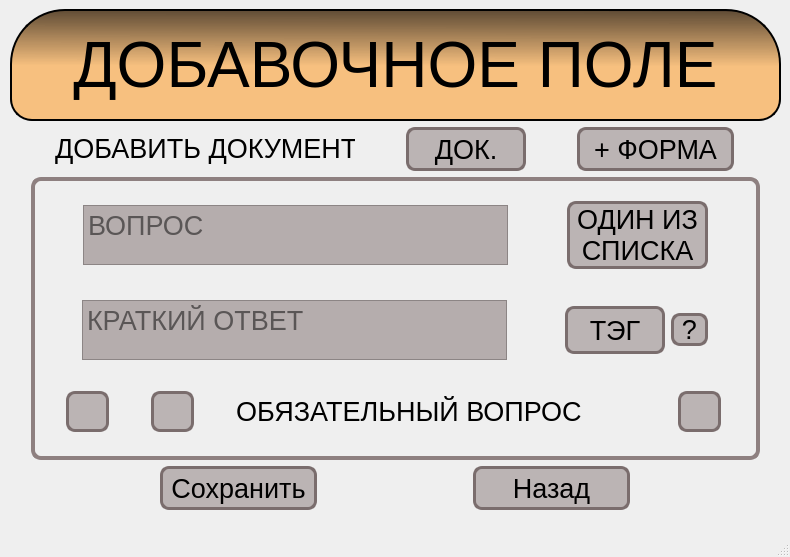
Morskoikot/-------, file Main_s.ui: the form before one commit.
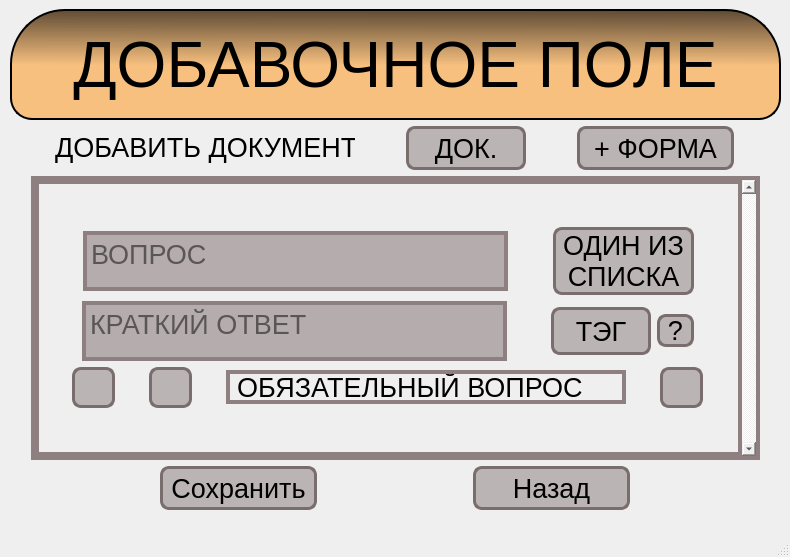
The form after the commit. Icons and pictures are not drawn.

What changed in the file:
```diff
--- a/Main_s.ui
+++ b/Main_s.ui
@@ -319,7 +319,7 @@
           <enum>QLayout::SetDefaultConstraint</enum>
          </property>
          <item>
-          <widget class="QFrame" name="frame">
+          <widget class="QScrollArea" name="scrollArea">
            <property name="maximumSize">
             <size>
              <width>729</width>
@@ -327,27 +327,26 @@
             </size>
            </property>
            <property name="styleSheet">
-            <string notr="true">#frame {
-border: 4px solid;
-border-radius: 10px;
-border-color: #8E8080;
-}</string>
+            <string notr="true">border: 4px solid;
+border-color: #8E8080;</string>
            </property>
-           <property name="frameShape">
-            <enum>QFrame::StyledPanel</enum>
+           <property name="verticalScrollBarPolicy">
+            <enum>Qt::ScrollBarAlwaysOn</enum>
            </property>
-           <property name="frameShadow">
-            <enum>QFrame::Raised</enum>
+           <property name="widgetResizable">
+            <bool>true</bool>
            </property>
-           <widget class="QWidget" name="verticalLayoutWidget_3">
+           <widget class="QWidget" name="scrollAreaWidgetContents_3">
             <property name="geometry">
              <rect>
-              <x>-1</x>
-              <y>-1</y>
-              <width>731</width>
-              <height>281</height>
+              <x>0</x>
+              <y>0</y>
+              <width>704</width>
+              <height>276</height>
              </rect>
             </property>
+            <layout class="QVBoxLayout" name="verticalLayout_7">
+             <item>
             <layout class="QVBoxLayout" name="verticalLayout_3">
              <item>
               <layout class="QHBoxLayout" name="horizontalLayout_7">
@@ -374,6 +373,13 @@
 background-color: rgb(219, 219, 219);
 }</string>
                    </property>
+                     <property name="html">
+                      <string>&lt;!DOCTYPE HTML PUBLIC &quot;-//W3C//DTD HTML 4.0//EN&quot; &quot;http://www.w3.org/TR/REC-html40/strict.dtd&quot;&gt;
+&lt;html&gt;&lt;head&gt;&lt;meta name=&quot;qrichtext&quot; content=&quot;1&quot; /&gt;&lt;style type=&quot;text/css&quot;&gt;
+p, li { white-space: pre-wrap; }
+&lt;/style&gt;&lt;/head&gt;&lt;body style=&quot; font-family:'MS Shell Dlg 2'; font-size:20pt; font-weight:400; font-style:normal;&quot;&gt;
+&lt;p style=&quot;-qt-paragraph-type:empty; margin-top:0px; margin-bottom:0px; margin-left:0px; margin-right:0px; -qt-block-indent:0; text-indent:0px;&quot;&gt;&lt;br /&gt;&lt;/p&gt;&lt;/body&gt;&lt;/html&gt;</string>
+                     </property>
                    <property name="placeholderText">
                     <string>ВОПРОС</string>
                    </property>
@@ -625,6 +631,8 @@
                   <string/>
                  </property>
                 </widget>
+                 </item>
+                </layout>
                </item>
               </layout>
              </item>
```
Lines whose indentation alone changed are shown as unchanged.
